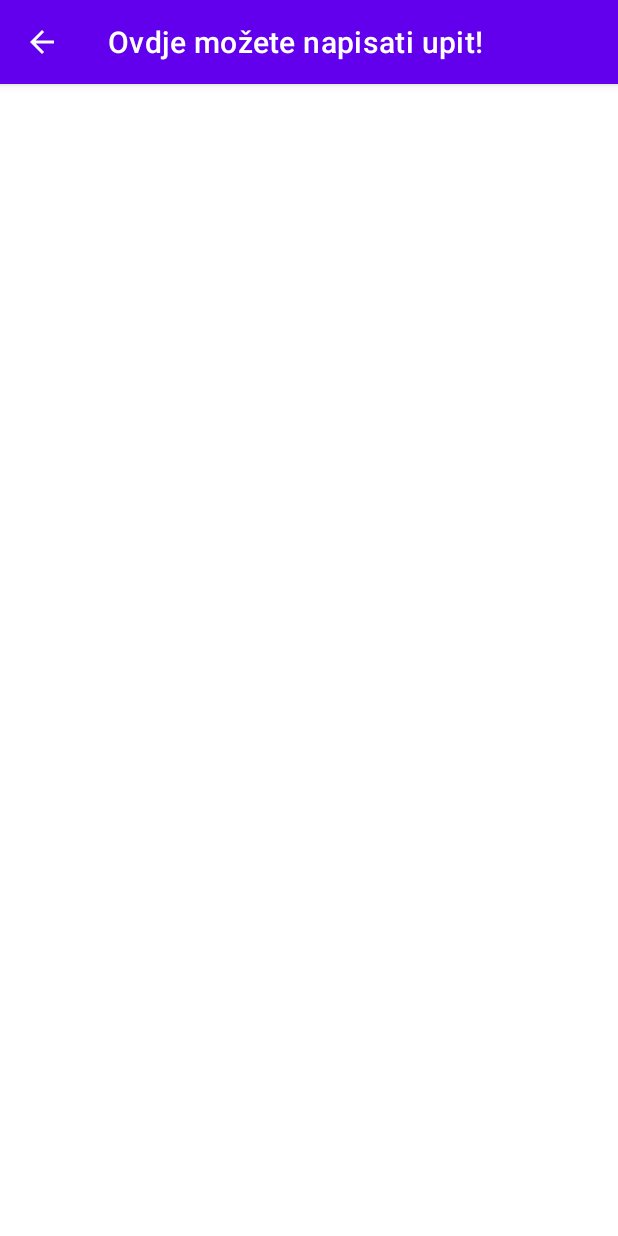
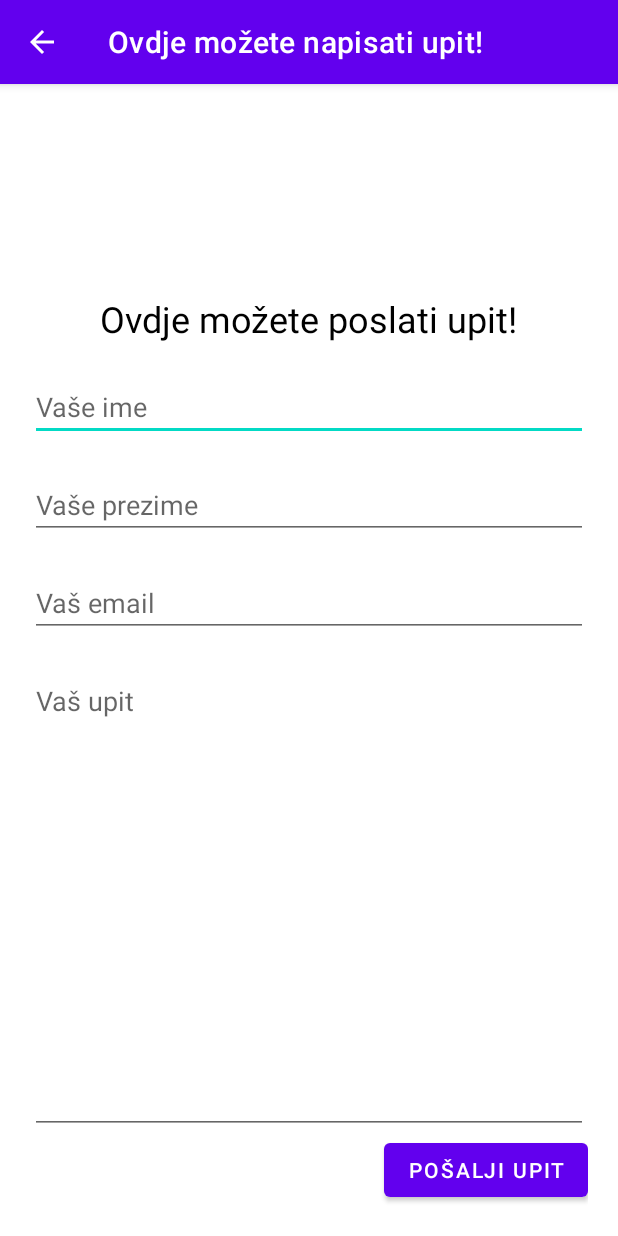
Before and after one commit to Dominik277/LibraryManagementSystem, an Android app: the FABActivity screen opened directly, with no data from a screen before it, on a phone screen of 412 x 824 dp. Run offline under Robolectric (Android 15) with nearby library versions, the phone set to English and light mode, and no system bars.

Commit message:
Kreiran vizualni dio za aktivnost koja šalje upit.

```diff
--- a/app/src/main/res/layout/activity_f_a_b.xml
+++ b/app/src/main/res/layout/activity_f_a_b.xml
@@ -1,9 +1,53 @@
 <?xml version="1.0" encoding="utf-8"?>
-<androidx.constraintlayout.widget.ConstraintLayout xmlns:android="http://schemas.android.com/apk/res/android"
+<LinearLayout
+    xmlns:android="http://schemas.android.com/apk/res/android"
     xmlns:app="http://schemas.android.com/apk/res-auto"
     xmlns:tools="http://schemas.android.com/tools"
     android:layout_width="match_parent"
     android:layout_height="match_parent"
+    android:orientation="vertical"
+    android:padding="20dp"
     tools:context=".draweraktivnosti.FABActivity">
 
-</androidx.constraintlayout.widget.ConstraintLayout>
+    <TextView
+        android:layout_width="wrap_content"
+        android:layout_height="wrap_content"
+        android:layout_gravity="center_horizontal"
+        android:layout_marginTop="120dp"
+        android:text="Ovdje možete poslati upit!"
+        android:textSize="24dp"
+        android:textColor="#000"/>
+    <EditText
+        android:id="@+id/editTextIme"
+        android:layout_width="match_parent"
+        android:layout_height="wrap_content"
+        android:layout_marginTop="20dp"
+        android:hint="Vaše ime"/>
+    <EditText
+        android:id="@+id/editTextPrezime"
+        android:layout_width="match_parent"
+        android:layout_height="wrap_content"
+        android:layout_marginTop="20dp"
+        android:hint="Vaše prezime"/>
+    <EditText
+        android:id="@+id/editTextEmail"
+        android:layout_width="match_parent"
+        android:layout_height="wrap_content"
+        android:layout_marginTop="20dp"
+        android:hint="Vaš email"/>
+    <EditText
+        android:id="@+id/editTextUpit"
+        android:layout_width="match_parent"
+        android:layout_height="wrap_content"
+        android:layout_marginTop="20dp"
+        android:layout_weight="1"
+        android:hint="Vaš upit"
+        android:gravity="start"/>
+    <Button
+        android:id="@+id/gumbPosaljiUpit"
+        android:layout_width="wrap_content"
+        android:layout_height="wrap_content"
+        android:layout_gravity="end"
+        android:text="Pošalji Upit" />
+
+</LinearLayout>
```
